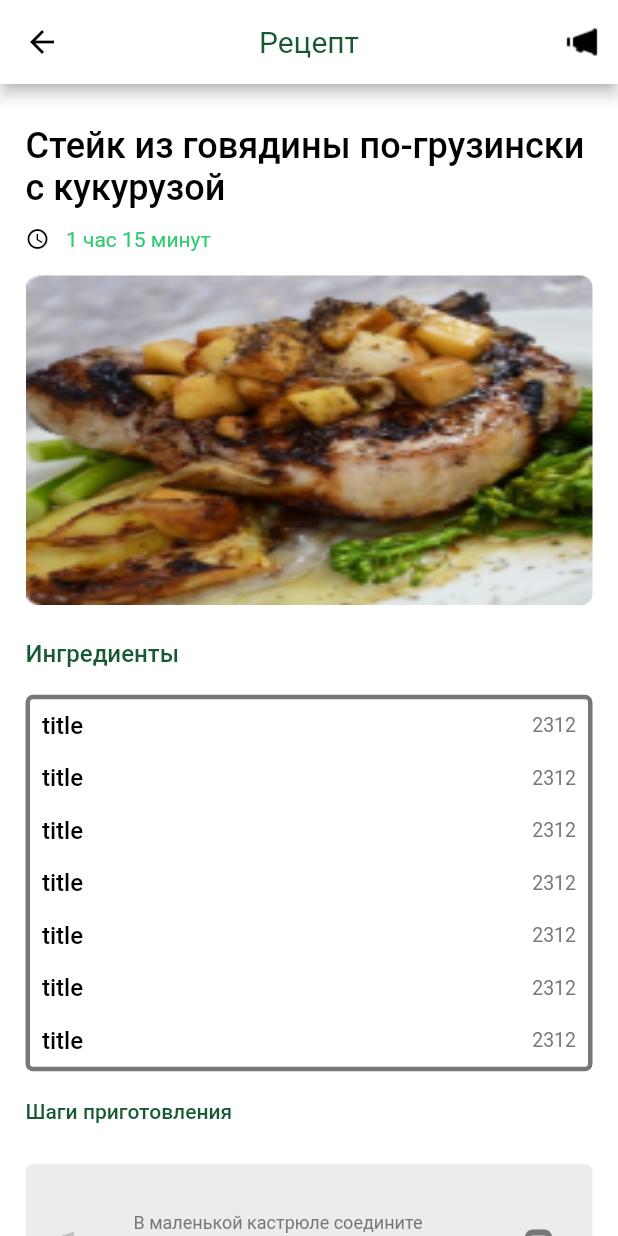
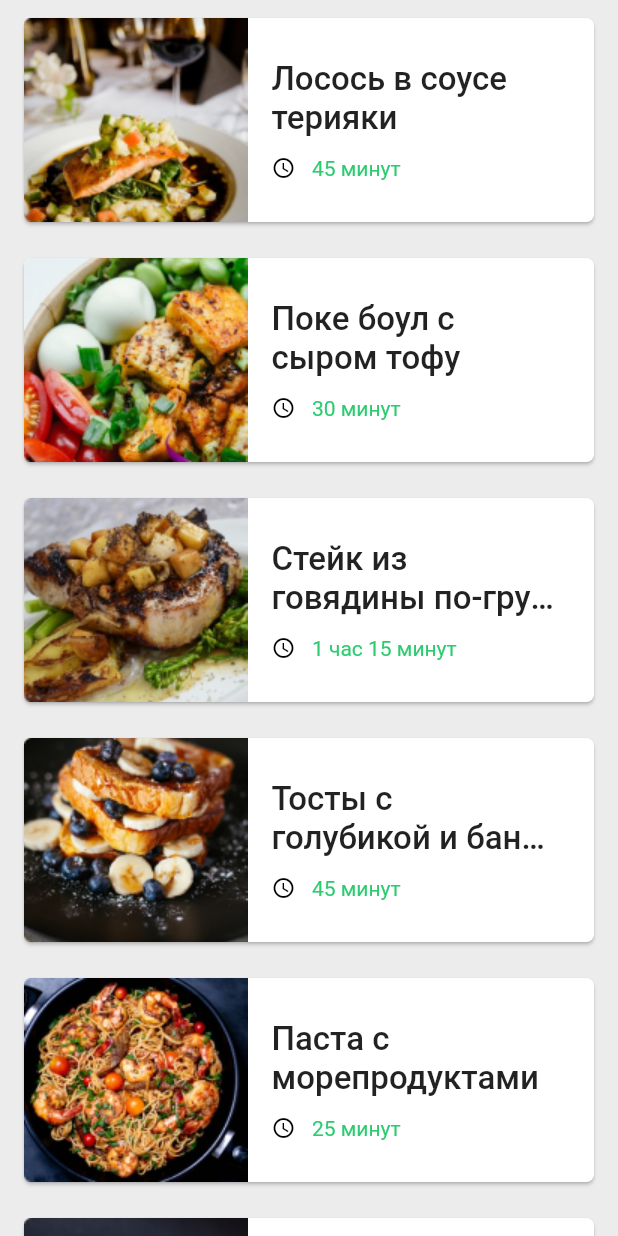
Before and after one commit to amoafina/otus_flutter, a Flutter app: the screen it shows after launch, on a phone screen of 412 x 824 dp. Run offline on Flutter 3.47's test engine with Material 2 defaults, Android fonts, the phone set to English and light mode, and no system bars.

Commit message:
Работа над экраном шагов приготавления

```diff
--- /dev/null
+++ b/lib/baseWidget/base_screen.dart
@@ -0,0 +1,5 @@
+import 'package:flutter/cupertino.dart';
+
+abstract class BaseStatelessScreen extends Widget {}
+
+abstract class BaseStatefulScreen extends Widget {}
--- a/lib/main.dart
+++ b/lib/main.dart
@@ -1,8 +1,5 @@
 import 'package:flutter/material.dart';
-import 'package:otusfood/item_food_widget.dart';
-import 'package:otusfood/model/food.dart';
 import 'package:otusfood/screens/about_food_screen.dart';
-import 'package:otusfood/utils/utils.dart';
 import 'package:otusfood/screens/splash_screen.dart';
 
 void main() {
@@ -16,77 +13,13 @@ class MyApp extends StatelessWidget {
   Widget build(BuildContext context) {
     return MaterialApp(
       title: 'Flutter Demo',
+      routes: {
+        '/': (context) => SplashScreenWidget(),
+      },
       debugShowCheckedModeBanner: false,
       theme: ThemeData(
         primarySwatch: Colors.blue,
       ),
-      home: AboutFoodScreen(),
     );
   }
 }
-
-class MyHomePage extends StatefulWidget {
-  const MyHomePage({Key? key, required this.title}) : super(key: key);
-  final String title;
-
-  @override
-  State<MyHomePage> createState() => _MyHomePageState();
-}
-
-class _MyHomePageState extends State<MyHomePage> {
-  List<Food> _generateFoods() {
-    List<Food> foods = [];
-    foods.add(Food(
-        title: "Лосось в соусе терияки",
-        time: 45,
-        id: 1,
-        imgLocalSource: "photo_first_recipe.png"));
-    foods.add(Food(
-        title: "Поке боул с сыром тофу",
-        time: 30,
-        id: 2,
-        imgLocalSource: "photo_second_recipe.png"));
-    foods.add(Food(
-        title: "Стейк из говядины по-грузински с кукурузой",
-        time: 75,
-        id: 3,
-        imgLocalSource: "photo_third_recipe.png"));
-    foods.add(Food(
-        title: "Тосты с голубикой и бананом",
-        time: 45,
-        id: 4,
-        imgLocalSource: "photo_four_recipe.png"));
-    foods.add(Food(
-        title: "Паста с морепродуктами",
-        time: 25,
-        id: 5,
-        imgLocalSource: "photo_five_recipe.png"));
-    foods.add(Food(
-        title: "Бургер с двумя котлетами",
-        time: 60,
-        id: 6,
-        imgLocalSource: "photo_six_recipe.png"));
-    foods.add(Food(
-        title: "Пицца Маргарита домашняя",
-        time: 25,
-        id: 7,
-        imgLocalSource: "photo_seven_recipe.png"));
-    return foods;
-  }
-
-  @override
-  Widget build(BuildContext context) {
-    List<Food> foods = _generateFoods();
-    return Scaffold(
-        backgroundColor: '#ECECEC'.toColor(),
-        body: SafeArea(
-          child: ListView.builder(
-            physics: const BouncingScrollPhysics(),
-            itemBuilder: (context, position) {
-              return ItemFoodWidget(foods[position]);
-            },
-            itemCount: foods.length,
-          ),
-        ));
-  }
-}
--- a/lib/model/food.dart
+++ b/lib/model/food.dart
@@ -1,14 +1,23 @@
+import 'package:otusfood/model/food_step.dart';
+
+import 'food_ingredient.dart';
+
 class Food {
   String title;
   int time;
   int id;
   String imgLocalSource;
+  List<FoodStep> steps;
+  List<FoodIngredient> ingredients;
 
-  Food(
-      {required this.title,
-      required this.time,
-      required this.id,
-      required this.imgLocalSource});
+  Food({
+    required this.title,
+    required this.time,
+    required this.id,
+    required this.imgLocalSource,
+    required this.steps,
+    required this.ingredients,
+  });
 
   String getTimeValue() {
     if (time >= 60) {
--- /dev/null
+++ b/lib/model/food_ingredient.dart
@@ -0,0 +1,13 @@
+class FoodIngredient {
+  final int id;
+  final int foodId;
+  final String description;
+  final String measurement;
+
+  FoodIngredient({
+    required this.id,
+    required this.foodId,
+    required this.description,
+    required this.measurement,
+  });
+}
--- /dev/null
+++ b/lib/model/food_step.dart
@@ -0,0 +1,25 @@
+class FoodStep {
+  String description;
+  int id;
+  int timeSec;
+  int foodId;
+  int numberStep;
+  bool isSuccessful;
+
+  FoodStep({
+    required this.description,
+    required this.id,
+    required this.foodId,
+    required this.timeSec,
+    required this.numberStep,
+    required this.isSuccessful,
+  });
+
+  getTimeMinute() {
+    int minute = timeSec ~/ 60;
+    int sec = timeSec % 60;
+    String txtMinute = minute < 10 ? "0$minute" : minute.toString();
+    String txtSec = sec < 10 ? "0$sec" : sec.toString();
+    return "$txtMinute:$txtSec";
+  }
+}
--- a/lib/screens/about_food_screen.dart
+++ b/lib/screens/about_food_screen.dart
@@ -1,16 +1,16 @@
 import 'package:flutter/cupertino.dart';
 import 'package:flutter/material.dart';
 import 'package:otusfood/model/food.dart';
-import 'package:otusfood/utils/utils.dart';
 import 'package:otusfood/widgets/cooking_time_info_widget.dart';
+import 'package:otusfood/widgets/ingredient_widget.dart';
 import 'package:otusfood/widgets/step_widget.dart';
 
 class AboutFoodScreen extends StatefulWidget {
-  final Food food = Food(
-      title: "Стейк из говядины по-грузински с кукурузой",
-      time: 75,
-      id: 3,
-      imgLocalSource: "photo_third_recipe.png");
+  final Food food;
+
+  AboutFoodScreen({
+    required this.food,
+  });
 
   @override
   State<AboutFoodScreen> createState() {
@@ -25,7 +25,7 @@ class _AboutFoodScreenState extends State<AboutFoodScreen> {
       appBar: AppBar(
         leading: IconButton(
           color: Colors.black,
-          onPressed: () {},
+          onPressed: () => Navigator.pop(context),
           icon: Icon(
             Icons.arrow_back,
           ),
@@ -34,7 +34,7 @@ class _AboutFoodScreenState extends State<AboutFoodScreen> {
           'Рецепт',
           style: TextStyle(
               fontSize: 20.0,
-              color: '#165932'.toColor(),
+              color: Color(0XFF165932),
               fontWeight: FontWeight.w400),
         ),
         centerTitle: true,
@@ -79,9 +79,9 @@ class _AboutFoodScreenState extends State<AboutFoodScreen> {
                       borderRadius: BorderRadius.circular(8.0),
                       child: Image.asset(
                         widget.food.getLocalPath(),
-                        height: 220.0,
+                        height: (MediaQuery.of(context).size.width - 32) / 1.79,
                         fit: BoxFit.fill,
-                        width: 396.0,
+                        width: MediaQuery.of(context).size.width - 32,
                       ),
                     )),
                 Padding(
@@ -110,34 +110,18 @@ class _AboutFoodScreenState extends State<AboutFoodScreen> {
                   child: ListView.builder(
                       physics: NeverScrollableScrollPhysics(),
                       shrinkWrap: true,
-                      itemCount: 7,
+                      padding: const EdgeInsets.symmetric(
+                        horizontal: 8.0,
+                        vertical: 15.0,
+                      ),
+                      itemCount: widget.food.ingredients.length,
                       itemBuilder: (context, index) {
                         return Padding(
-                          padding: const EdgeInsets.all(8.0),
-                          child: Row(
-                            mainAxisSize: MainAxisSize.max,
-                            mainAxisAlignment: MainAxisAlignment.spaceBetween,
-                            children: [
-                              Text(
-                                'title',
-                                style: TextStyle(
-                                  color: Colors.black,
-                                  fontWeight: FontWeight.w500,
-                                  fontSize: 16.0,
-                                ),
-                              ),
-                              Align(
-                                child: Text(
-                                  '2312',
-                                  style: TextStyle(
-                                    color: Color(0XFF797676),
-                                    fontSize: 13.0,
-                                    fontWeight: FontWeight.w400,
-                                  ),
-                                ),
-                                alignment: Alignment.centerLeft,
-                              ),
-                            ],
+                          padding: EdgeInsets.only(
+                            top: index==0?0.0:8.0,
+                          ),
+                          child: IngredientWidget(
+                            foodIngredient: widget.food.ingredients[index],
                           ),
                         );
                       }),
@@ -157,11 +141,13 @@ class _AboutFoodScreenState extends State<AboutFoodScreen> {
                   child: ListView.builder(
                       physics: NeverScrollableScrollPhysics(),
                       shrinkWrap: true,
-                      itemCount: 7,
+                      itemCount: widget.food.steps.length,
                       itemBuilder: (context, index) {
                         return Padding(
                           padding: const EdgeInsets.only(top: 8.0, bottom: 8.0),
-                          child: StepWidget(),
+                          child: StepWidget(
+                            step: widget.food.steps[index],
+                          ),
                         );
                       }),
                 ),
--- /dev/null
+++ b/lib/screens/main_screen.dart
@@ -0,0 +1,224 @@
+import 'package:flutter/material.dart';
+import 'package:otusfood/model/food_step.dart';
+import 'package:otusfood/screens/about_food_screen.dart';
+import 'package:otusfood/utils/utils.dart';
+
+import '../model/food.dart';
+import '../model/food_ingredient.dart';
+import '../widgets/item_food_widget.dart';
+
+class MainScreen extends StatefulWidget {
+  const MainScreen({Key? key, required this.title}) : super(key: key);
+  final String title;
+
+  @override
+  State<MainScreen> createState() => _MainScreenState();
+}
+
+class _MainScreenState extends State<MainScreen> {
+  List<Food> _generateFoods() {
+    List<Food> foods = [];
+    foods.add(
+      Food(
+          title: "Лосось в соусе терияки",
+          time: 45,
+          id: 1,
+          steps: _generateSteps(1),
+          ingredients: _generateIngredients(1),
+          imgLocalSource: "photo_first_recipe.png"),
+    );
+    foods.add(Food(
+        title: "Поке боул с сыром тофу",
+        time: 30,
+        id: 2,
+        steps: List.empty(),
+        ingredients: List.empty(),
+        imgLocalSource: "photo_second_recipe.png"));
+    foods.add(Food(
+        title: "Стейк из говядины по-грузински с кукурузой",
+        time: 75,
+        id: 3,
+        ingredients: List.empty(),
+        steps: List.empty(),
+        imgLocalSource: "photo_third_recipe.png"));
+    foods.add(Food(
+        title: "Тосты с голубикой и бананом",
+        time: 45,
+        id: 4,
+        steps: List.empty(),
+        ingredients: List.empty(),
+        imgLocalSource: "photo_four_recipe.png"));
+    foods.add(Food(
+        title: "Паста с морепродуктами",
+        time: 25,
+        id: 5,
+        ingredients: List.empty(),
+        steps: List.empty(),
+        imgLocalSource: "photo_five_recipe.png"));
+    foods.add(Food(
+        title: "Бургер с двумя котлетами",
+        time: 60,
+        id: 6,
+        ingredients: List.empty(),
+        steps: List.empty(),
+        imgLocalSource: "photo_six_recipe.png"));
+    foods.add(Food(
+        title: "Пицца Маргарита домашняя",
+        time: 25,
+        id: 7,
+        ingredients: List.empty(),
+        steps: List.empty(),
+        imgLocalSource: "photo_seven_recipe.png"));
+    return foods;
+  }
+
+  List<FoodStep> _generateSteps(int foodId) {
+    List<FoodStep> steps = [];
+    steps.add(FoodStep(
+      description:
+          'В маленькой кастрюле соедините соевый соус, 6 столовых ложек воды, мёд, сахар, измельчённый чеснок, имбирь и лимонный сок.',
+      id: 1,
+      foodId: foodId,
+      timeSec: 330,
+      numberStep: 1,
+      isSuccessful: false,
+    ));
+    steps.add(FoodStep(
+      description:
+          'Поставьте на средний огонь и, помешивая, доведите до лёгкого кипения.',
+      id: foodId,
+      foodId: 2,
+      timeSec: 420,
+      numberStep: 2,
+      isSuccessful: false,
+    ));
+    steps.add(FoodStep(
+      description:
+          'Смешайте оставшуюся воду с крахмалом. Добавьте в кастрюлю и перемешайте.',
+      id: 3,
+      foodId: foodId,
+      timeSec: 360,
+      numberStep: 3,
+      isSuccessful: false,
+    ));
+    steps.add(FoodStep(
+      description:
+          'Готовьте, непрерывно помешивая венчиком, 1 минуту. Снимите с огня и немного остудите.',
+      id: 4,
+      foodId: foodId,
+      timeSec: 90,
+      numberStep: 4,
+      isSuccessful: false,
+    ));
+    steps.add(FoodStep(
+      description:
+          'Смажьте форму маслом и выложите туда рыбу. Полейте её соусом.',
+      id: 5,
+      foodId: foodId,
+      timeSec: 360,
+      numberStep: 5,
+      isSuccessful: false,
+    ));
+    steps.add(FoodStep(
+      description:
+          'Поставьте в разогретую до 200 °C духовку примерно на 15 минут.',
+      id: 6,
+      foodId: foodId,
+      timeSec: 900,
+      numberStep: 6,
+      isSuccessful: false,
+    ));
+    steps.add(FoodStep(
+      description: 'Перед подачей полейте соусом из формы и посыпьте кунжутом.',
+      id: 7,
+      foodId: foodId,
+      timeSec: 240,
+      numberStep: 7,
+      isSuccessful: false,
+    ));
+    return steps;
+  }
+
+  List<FoodIngredient> _generateIngredients(int foodId) {
+    List<FoodIngredient> ingredients = [];
+    ingredients.add(FoodIngredient(
+        id: 1,
+        foodId: foodId,
+        description: 'Соевый соус',
+        measurement: '8 ст. ложек'));
+    ingredients.add(FoodIngredient(
+        id: 1,
+        foodId: foodId,
+        description: 'Вода',
+        measurement: '8 ст. ложек'));
+    ingredients.add(FoodIngredient(
+        id: 1, foodId: foodId, description: 'Мёд', measurement: '3 ст. ложки'));
+    ingredients.add(FoodIngredient(
+        id: 1,
+        foodId: foodId,
+        description: 'Коричневый сахар',
+        measurement: '2 ст. ложки'));
+    ingredients.add(FoodIngredient(
+        id: 1,
+        foodId: foodId,
+        description: 'Чеснок',
+        measurement: '3 зубчика'));
+    ingredients.add(FoodIngredient(
+        id: 1,
+        foodId: foodId,
+        description: 'Тёртый свежий имбирь',
+        measurement: '1 ст. ложка'));
+    ingredients.add(FoodIngredient(
+        id: 1,
+        foodId: foodId,
+        description: 'Лимонный сок',
+        measurement: '1¹⁄₂ ст. ложки'));
+    ingredients.add(FoodIngredient(
+        id: 1,
+        foodId: foodId,
+        description: 'Кукурузный крахмал',
+        measurement: '1 ст. ложка'));
+    ingredients.add(FoodIngredient(
+        id: 1,
+        foodId: foodId,
+        description: 'Растительное масло',
+        measurement: '1 ч. ложка'));
+    ingredients.add(FoodIngredient(
+        id: 1,
+        foodId: foodId,
+        description: 'Филе лосося или сёмги',
+        measurement: '680 г'));
+    ingredients.add(FoodIngredient(
+        id: 1, foodId: foodId, description: 'Кунжут', measurement: 'по вкусу'));
+    return ingredients;
+  }
+
+  @override
+  Widget build(BuildContext context) {
+    List<Food> foods = _generateFoods();
+    return Scaffold(
+        backgroundColor: '#ECECEC'.toColor(),
+        body: SafeArea(
+          child: ListView.builder(
+            physics: const BouncingScrollPhysics(),
+            itemBuilder: (context, position) {
+              var food = foods[position];
+              return GestureDetector(
+                child: ItemFoodWidget(food),
+                onTap: () => {
+                  Navigator.push(
+                    context,
+                    getRoute(
+                      AboutFoodScreen(
+                        food: food,
+                      ),
+                    ),
+                  )
+                },
+              );
+            },
+            itemCount: foods.length,
+          ),
+        ));
+  }
+}
--- a/lib/widgets/step_widget.dart
+++ b/lib/widgets/step_widget.dart
@@ -1,6 +1,14 @@
 import 'package:flutter/material.dart';
 
+import '../model/food_step.dart' as stp;
+
 class StepWidget extends StatelessWidget {
+  final stp.FoodStep step;
+
+  StepWidget({
+    required this.step,
+  });
+
   @override
   Widget build(BuildContext context) {
     return Container(
@@ -9,7 +17,7 @@ class StepWidget extends StatelessWidget {
       child: Center(
         child: ListTile(
           leading: Text(
-            '1',
+            step.numberStep.toString(),
             style: TextStyle(
               fontSize: 40.0,
               fontWeight: FontWeight.w900,
@@ -17,7 +25,7 @@ class StepWidget extends StatelessWidget {
             ),
           ),
           title: Text(
-            'В маленькой кастрюле соедините соевый соус, 6 столовых ложек воды, мёд, сахар, измельчённый чеснок, имбирь и лимонный сок.',
+            '${step.description}',
             style: TextStyle(
               color: Color(0XFF797676),
               fontWeight: FontWeight.w400,
@@ -41,7 +49,7 @@ class StepWidget extends StatelessWidget {
                 onChanged: (isChecked) {},
               ),
               Text(
-                '06:00',
+                '${step.getTimeMinute()}',
                 style: TextStyle(
                   color: Color(0XFF797676),
                   fontSize: 13.0,
```
Also changed, not shown: lib/model/step.dart (deleted, +0 -18 lines), lib/screens/splash_screen.dart (+14 -8 lines), lib/utils/utils.dart (+18 -0 lines), lib/widgets/ingredient_widget.dart (added, +41 -0 lines), lib/widgets/item_food_widget.dart (renamed from lib/item_food_widget.dart), pubspec.lock.
